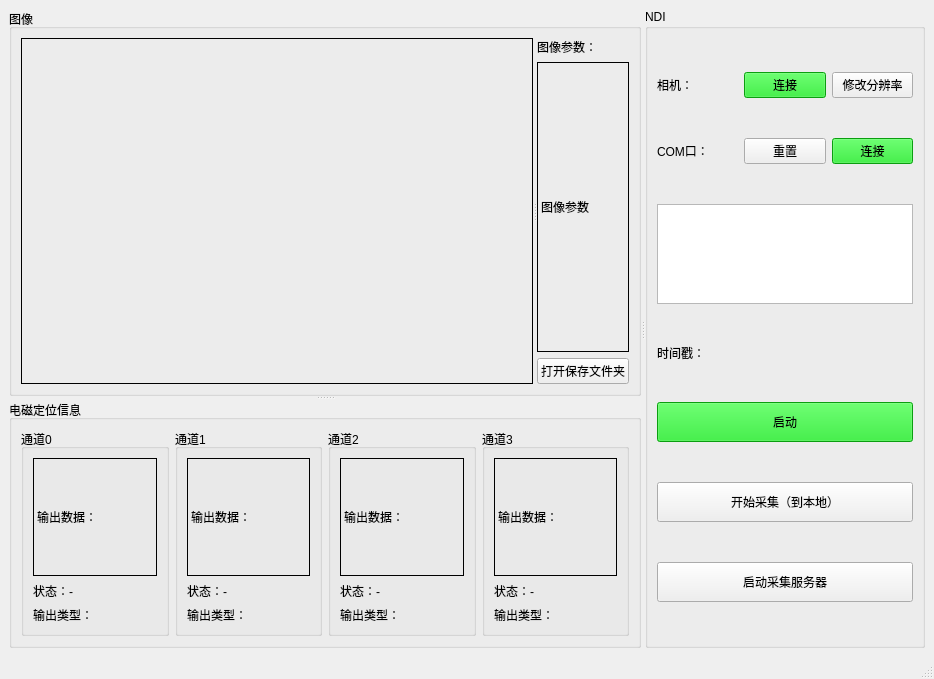
This is mainwindow.ui in Backlory/VideoPoseSampler_QT as Qt 5 draws it before an edit. The edited form follows.
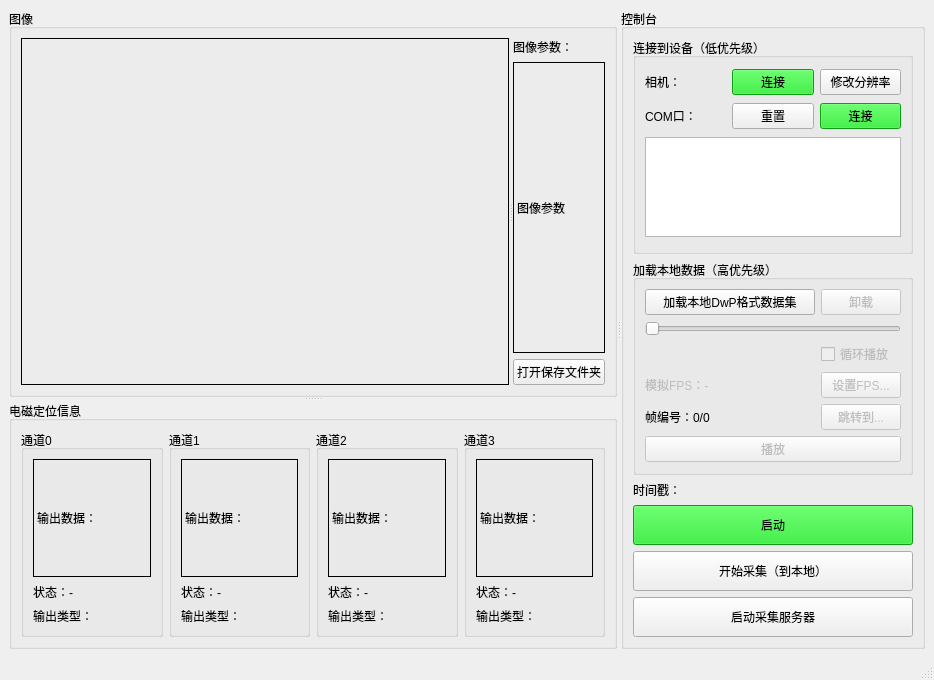
This is the edited form. Icons and pictures are not drawn.

Commit message: feaadd: 新增历史数据回放

Patch:
```diff
--- a/mainwindow.ui
+++ b/mainwindow.ui
@@ -7,7 +7,7 @@
     <x>0</x>
     <y>0</y>
     <width>934</width>
-    <height>679</height>
+    <height>680</height>
    </rect>
   </property>
   <property name="windowTitle">
@@ -20,7 +20,7 @@
    </size>
   </property>
   <widget class="QWidget" name="centralwidget">
-   <layout class="QHBoxLayout" name="horizontalLayout_5" stretch="4">
+   <layout class="QHBoxLayout" name="horizontalLayout_5" stretch="0">
     <item>
      <widget class="QSplitter" name="splitter_2">
       <property name="orientation">
@@ -366,10 +366,16 @@
         </size>
        </property>
        <property name="title">
-        <string>NDI</string>
+        <string>控制台</string>
        </property>
        <layout class="QVBoxLayout" name="verticalLayout_3">
         <item>
+         <widget class="QGroupBox" name="groupBox_9">
+          <property name="title">
+           <string>连接到设备（低优先级）</string>
+          </property>
+          <layout class="QVBoxLayout" name="verticalLayout_7">
+           <item>
          <layout class="QHBoxLayout" name="horizontalLayout_3">
           <item>
            <widget class="QLabel" name="CamD_Label">
@@ -451,6 +457,114 @@
             <height>100</height>
            </size>
           </property>
+            </widget>
+           </item>
+          </layout>
+         </widget>
+        </item>
+        <item>
+         <widget class="QGroupBox" name="groupBox_8">
+          <property name="title">
+           <string>加载本地数据（高优先级）</string>
+          </property>
+          <layout class="QGridLayout" name="gridLayout">
+           <item row="3" column="0">
+            <widget class="QLabel" name="LocalDwP_LbFPS">
+             <property name="enabled">
+              <bool>false</bool>
+             </property>
+             <property name="sizePolicy">
+              <sizepolicy hsizetype="Expanding" vsizetype="Preferred">
+               <horstretch>0</horstretch>
+               <verstretch>0</verstretch>
+              </sizepolicy>
+             </property>
+             <property name="text">
+              <string>模拟FPS：-</string>
+             </property>
+            </widget>
+           </item>
+           <item row="1" column="0" colspan="2">
+            <widget class="QSlider" name="LocalDwP_HsTimeline">
+             <property name="enabled">
+              <bool>false</bool>
+             </property>
+             <property name="orientation">
+              <enum>Qt::Horizontal</enum>
+             </property>
+            </widget>
+           </item>
+           <item row="3" column="1">
+            <widget class="QPushButton" name="LocalDwP_pBSetFPS">
+             <property name="enabled">
+              <bool>false</bool>
+             </property>
+             <property name="text">
+              <string>设置FPS...</string>
+             </property>
+            </widget>
+           </item>
+           <item row="4" column="1">
+            <widget class="QPushButton" name="LocalDwP_PbJumpTo">
+             <property name="enabled">
+              <bool>false</bool>
+             </property>
+             <property name="text">
+              <string>跳转到...</string>
+             </property>
+            </widget>
+           </item>
+           <item row="5" column="0" colspan="2">
+            <widget class="QPushButton" name="LocalDwP_PbPlayStop">
+             <property name="enabled">
+              <bool>false</bool>
+             </property>
+             <property name="text">
+              <string>播放</string>
+             </property>
+            </widget>
+           </item>
+           <item row="4" column="0">
+            <widget class="QLabel" name="LocalDwP_LbFrameIdx">
+             <property name="sizePolicy">
+              <sizepolicy hsizetype="Expanding" vsizetype="Preferred">
+               <horstretch>0</horstretch>
+               <verstretch>0</verstretch>
+              </sizepolicy>
+             </property>
+             <property name="text">
+              <string>帧编号：0/0</string>
+             </property>
+            </widget>
+           </item>
+           <item row="2" column="1">
+            <widget class="QCheckBox" name="LocalDwP_CbRecurrent">
+             <property name="enabled">
+              <bool>false</bool>
+             </property>
+             <property name="text">
+              <string>循环播放</string>
+             </property>
+            </widget>
+           </item>
+           <item row="0" column="0">
+            <widget class="QPushButton" name="LocalDwP_PbLoadDwP">
+             <property name="text">
+              <string>加载本地DwP格式数据集</string>
+             </property>
+            </widget>
+           </item>
+           <item row="0" column="1">
+            <widget class="QPushButton" name="LocalDwP_PbUnloadDwP">
+             <property name="enabled">
+              <bool>false</bool>
+             </property>
+             <property name="text">
+              <string>卸载</string>
+             </property>
+            </widget>
+           </item>
+          </layout>
          </widget>
         </item>
         <item>
```
Lines whose indentation alone changed are shown as unchanged. The commit also changes 5 other files.
